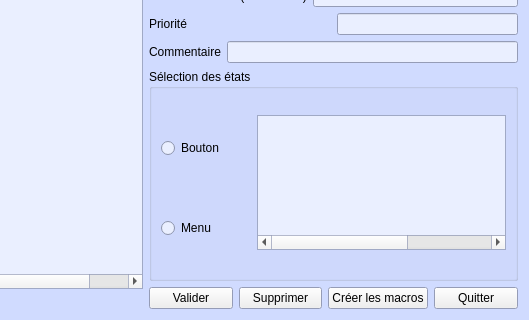
leo-naeka/medintux, file Programmes/synoptux/src/dlgtache.ui: the form before one commit; both pictures show x 117 to 646 and y 138 to 458 of the 646 by 458 pixel window.
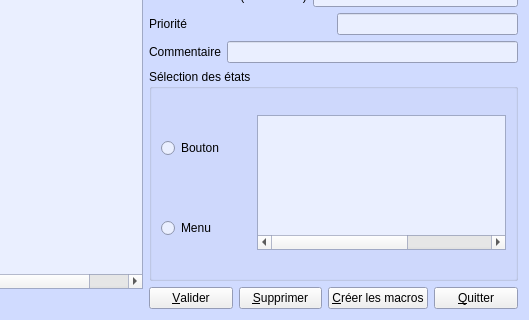
The form after the commit. Icons and pictures are not drawn.

Commit message: synoptux : raccourcis clavier dans dialogue des tâches

The edit to the form file:
```diff
--- a/Programmes/synoptux/src/dlgtache.ui
+++ b/Programmes/synoptux/src/dlgtache.ui
@@ -387,28 +387,28 @@
        <item>
         <widget class="QPushButton" name="pushButton_ValidTache">
          <property name="text">
-          <string>Valider</string>
+          <string>&amp;Valider</string>
          </property>
         </widget>
        </item>
        <item>
         <widget class="QPushButton" name="pushButton_annuler">
          <property name="text">
-          <string>Supprimer</string>
+          <string>&amp;Supprimer</string>
          </property>
         </widget>
        </item>
        <item>
         <widget class="QPushButton" name="pushButton_MakeMacro">
          <property name="text">
-          <string>Créer les macros</string>
+          <string>&amp;Créer les macros</string>
          </property>
         </widget>
        </item>
        <item>
         <widget class="QPushButton" name="pushButton_QuitterTache">
          <property name="text">
-          <string>Quitter</string>
+          <string>&amp;Quitter</string>
          </property>
         </widget>
        </item>
```
